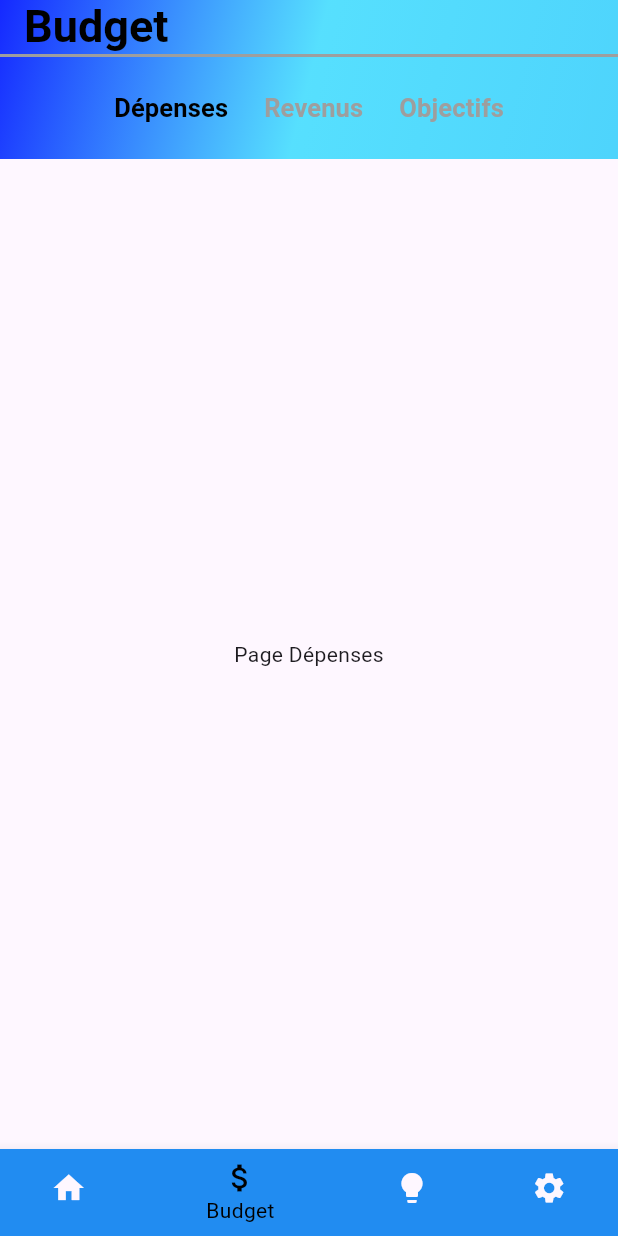
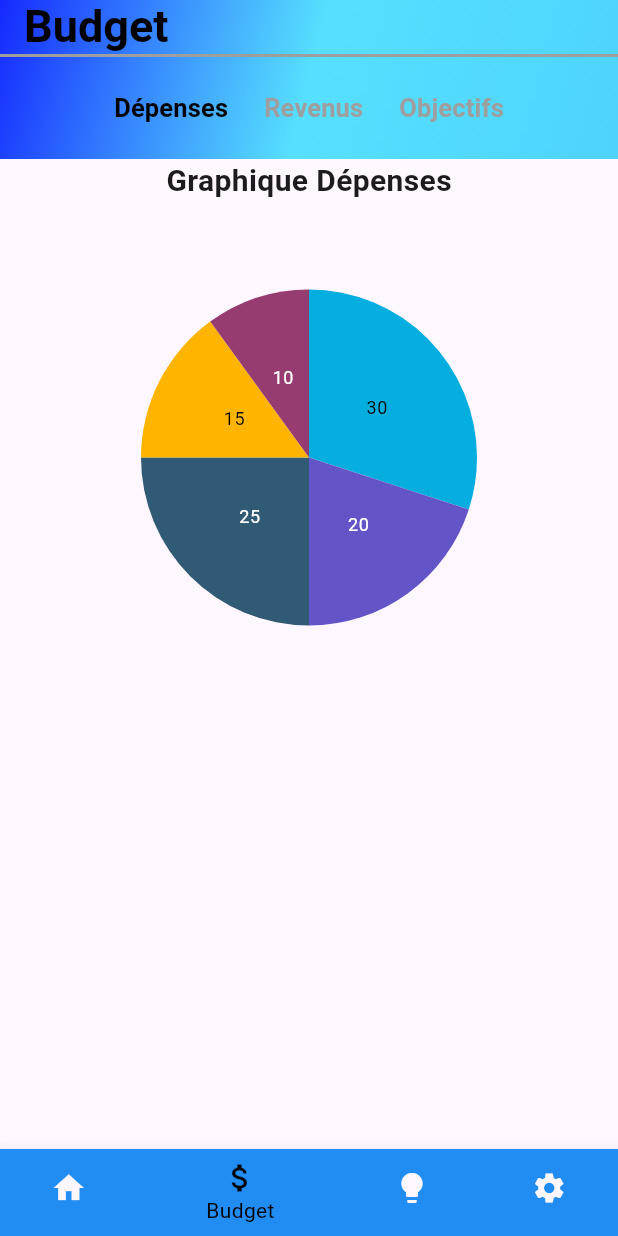
Before and after one commit to mdeport/budget_app, a Flutter app: the screen it shows once a user with an empty profile is signed in, item 2 of the bottom bar chosen, on a phone screen of 412 x 824 dp. Run offline on Flutter 3.47's test engine with Material 3 defaults, Android fonts, the phone set to English and light mode, and no system bars; our stand-ins replace firebase_auth, firebase_core, google_fonts, syncfusion_flutter_charts; accounts and stored records are empty.

Commit message:
instalation de la dependance syncfusion_flutter_charts qui est pour les graphique puis création d'un graphique test

```diff
--- a/lib/pages/page-contenue-app/page-budget/page-budget-principal.dart
+++ b/lib/pages/page-contenue-app/page-budget/page-budget-principal.dart
@@ -1,10 +1,9 @@
 import 'package:application_budget_app/pages/navbottombar/navbottombar.dart';
 import 'package:application_budget_app/pages/page-contenue-app/page-accueil/page-accueil-principal.dart';
-import 'package:application_budget_app/pages/page-contenue-app/page-budget/page-depense-revenue-objectif/depense.dart';
-import 'package:application_budget_app/pages/page-contenue-app/page-budget/page-depense-revenue-objectif/objectif.dart';
-import 'package:application_budget_app/pages/page-contenue-app/page-budget/page-depense-revenue-objectif/revenue.dart';
 import 'package:application_budget_app/pages/page-contenue-app/page-conseil/page-conseil-principal.dart';
 import 'package:application_budget_app/pages/page-contenue-app/page-parametre/page-parametre-principal.dart';
+import 'package:syncfusion_flutter_charts/charts.dart';
+import 'package:syncfusion_flutter_charts/sparkcharts.dart';
 import 'package:flutter/material.dart';
 
 class Page_budget_principal extends StatefulWidget {
@@ -157,14 +156,49 @@ class _Page_budget_principalState extends State<Page_budget_principal> {
   }
 }
 
-// Exemple de pages pour chaque option de navigation
+// Nouvelle classe pour la page de dépenses avec le graphique en cercle
 class DepensePage extends StatelessWidget {
   @override
   Widget build(BuildContext context) {
-    return const Center(
-      child: Text('Page Dépenses'),
+    return Center(
+      child: Column(
+        mainAxisAlignment: MainAxisAlignment.start,
+        children: [
+          const Text(
+            'Graphique Dépenses',
+            style: TextStyle(
+              fontWeight: FontWeight.bold,
+              fontSize: 20,
+            ),
+          ),
+          const SizedBox(height: 20),
+          SfCircularChart(
+            series: <CircularSeries>[
+              PieSeries<ChartData, String>(
+                dataSource: <ChartData>[
+                  ChartData('Expense 1', 30),
+                  ChartData('Expense 2', 20),
+                  ChartData('Expense 3', 25),
+                  ChartData('Expense 4', 15),
+                  ChartData('Expense 5', 10),
+                ],
+                xValueMapper: (ChartData data, _) => data.x,
+                yValueMapper: (ChartData data, _) => data.y,
+                dataLabelSettings: const DataLabelSettings(isVisible: true),
+              )
+            ],
+          ),
+        ],
+      ),
     );
   }
+}
+
+// Modèle de données pour le graphique
+class ChartData {
+  ChartData(this.x, this.y);
+  final String x;
+  final double y;
 }
 
 class RevenuePage extends StatelessWidget {
--- a/pubspec.yaml
+++ b/pubspec.yaml
@@ -39,6 +39,8 @@ dependencies:
   cupertino_icons: ^1.0.2
   google_fonts: ^6.1.0
   font_awesome_flutter: ^10.6.0
+
+  syncfusion_flutter_charts: ^25.1.35
 
 dev_dependencies:
   flutter_test:
```
Also changed, not shown: pubspec.lock, 1 other file.
